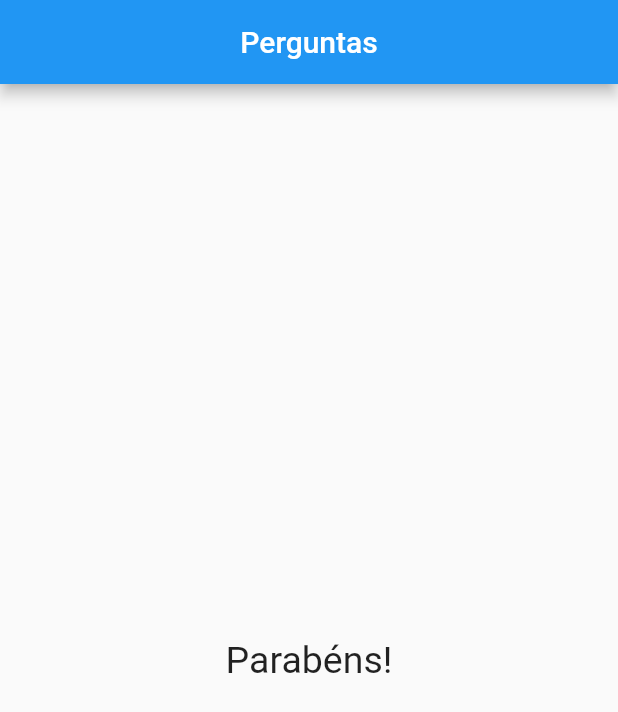
After one commit to rafaelledo/projeto_perguntas, a Flutter app: the screen it shows after launch, after a tap on "Preto", after a tap on "Cobra", after a tap on "Leonardo", on a phone screen of 412 x 824 dp. The commit adds this screen. Shown: the top 712 px of the screen. Run offline on Flutter 3.47's test engine with Material 2 defaults, Android fonts, the phone set to English and light mode, and no system bars.

Commit message:
refactor and add response widget

```diff
--- a/lib/main.dart
+++ b/lib/main.dart
@@ -1,6 +1,8 @@
-import 'src/question.dart';
 import 'package:flutter/material.dart';
-import 'src/reponse.dart';
+
+import 'src/widgets/question.dart';
+import 'src/widgets/reponse.dart';
+import 'src/widgets/result.dart';
 
 void main(List<String> args) => runApp(const PerguntaApp());
 
@@ -59,12 +61,7 @@ class PerguntaAppState extends State<PerguntaApp> {
                   ...respostas.map((t) => Response(t, _responder)).toList(),
                 ],
               )
-            : const Center(
-                child: Text(
-                  'Parabéns!',
-                  style: TextStyle(fontSize: 25),
-                ),
-              ),
+            : Result('Parabéns!'),
       ),
     );
   }
--- /dev/null
+++ b/lib/src/widgets/result.dart
@@ -0,0 +1,17 @@
+import 'package:flutter/material.dart';
+
+class Result extends StatelessWidget {
+  final String text;
+
+  const Result(this.text, {super.key});
+
+  @override
+  Widget build(BuildContext context) {
+    return Center(
+      child: Text(
+        text,
+        style: TextStyle(fontSize: 25),
+      ),
+    );
+  }
+}
```
Also changed, not shown: lib/src/widgets/question.dart (renamed from lib/src/question.dart), lib/src/widgets/reponse.dart (renamed from lib/src/reponse.dart).
